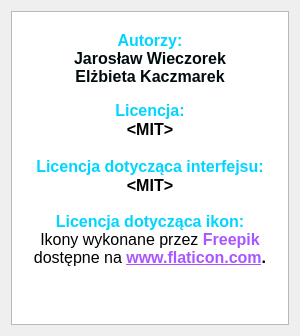
Above: JaroEliCall/gui/ui/credits.ui from jaroslaw-wieczorek/Project_IP_Telephony_Python_Voip before the change. Below: the same form after it.
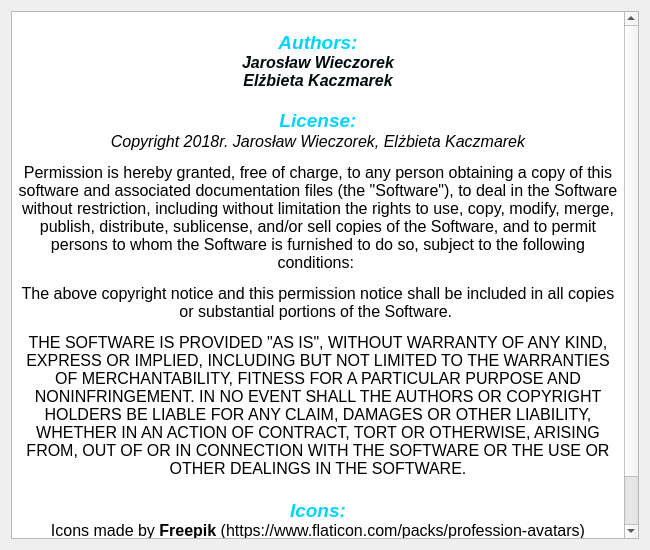
That is the form after the change.

Commit message: Rebuild interfaces

```diff
--- a/JaroEliCall/gui/ui/credits.ui
+++ b/JaroEliCall/gui/ui/credits.ui
@@ -12,14 +12,14 @@
    <rect>
     <x>0</x>
     <y>0</y>
-    <width>300</width>
-    <height>336</height>
+    <width>650</width>
+    <height>550</height>
    </rect>
   </property>
   <property name="maximumSize">
    <size>
-    <width>300</width>
-    <height>350</height>
+    <width>650</width>
+    <height>550</height>
    </size>
   </property>
   <property name="windowTitle">
@@ -40,12 +40,13 @@
 p, li { white-space: pre-wrap; }
 &lt;/style&gt;&lt;/head&gt;&lt;body style=&quot; font-family:'Noto Sans'; font-size:9pt; font-weight:400; font-style:normal;&quot;&gt;
 &lt;p align=&quot;center&quot; style=&quot;-qt-paragraph-type:empty; margin-top:0px; margin-bottom:0px; margin-left:0px; margin-right:0px; -qt-block-indent:0; text-indent:0px; font-size:10pt;&quot;&gt;&lt;br /&gt;&lt;/p&gt;
-&lt;p align=&quot;center&quot; style=&quot; margin-top:0px; margin-bottom:0px; margin-left:0px; margin-right:0px; -qt-block-indent:0; text-indent:0px;&quot;&gt;&lt;span style=&quot; font-size:12pt; font-weight:600; color:#01d5ff;&quot;&gt;Autorzy:&lt;br /&gt;&lt;/span&gt;&lt;span style=&quot; font-size:12pt; font-weight:600; color:#000b0d;&quot;&gt;Jarosław Wieczorek &lt;br /&gt;Elżbieta Kaczmarek&lt;/span&gt;&lt;/p&gt;
-&lt;p align=&quot;center&quot; style=&quot;-qt-paragraph-type:empty; margin-top:0px; margin-bottom:0px; margin-left:0px; margin-right:0px; -qt-block-indent:0; text-indent:0px; font-size:10pt;&quot;&gt;&lt;br /&gt;&lt;/p&gt;
-&lt;p align=&quot;center&quot; style=&quot; margin-top:0px; margin-bottom:0px; margin-left:0px; margin-right:0px; -qt-block-indent:0; text-indent:0px;&quot;&gt;&lt;span style=&quot; font-size:12pt; font-weight:600; color:#01d5ff;&quot;&gt;Licencja:&lt;/span&gt;&lt;/p&gt;
-&lt;p align=&quot;center&quot; style=&quot; margin-top:0px; margin-bottom:0px; margin-left:0px; margin-right:0px; -qt-block-indent:0; text-indent:0px;&quot;&gt;&lt;span style=&quot; font-size:12pt; font-weight:600; color:#000000;&quot;&gt;&amp;lt;MIT&amp;gt;&lt;/span&gt;&lt;/p&gt;
-&lt;p align=&quot;center&quot; style=&quot; margin-top:0px; margin-bottom:0px; margin-left:0px; margin-right:0px; -qt-block-indent:0; text-indent:0px;&quot;&gt;&lt;span style=&quot; font-size:12pt; font-weight:600; color:#01d5ff;&quot;&gt;&lt;br /&gt;Licencja dotycząca interfejsu:&lt;/span&gt;&lt;/p&gt;
-&lt;p align=&quot;center&quot; style=&quot; margin-top:0px; margin-bottom:0px; margin-left:0px; margin-right:0px; -qt-block-indent:0; text-indent:0px;&quot;&gt;&lt;span style=&quot; font-size:12pt; font-weight:600; color:#000000;&quot;&gt;&amp;lt;MIT&amp;gt;&lt;br /&gt;&lt;/span&gt;&lt;span style=&quot; font-size:12pt; font-weight:600; color:#01d5ff;&quot;&gt;&lt;br /&gt;Licencja dotycząca ikon:&lt;/span&gt;&lt;span style=&quot; font-size:12pt;&quot;&gt;&lt;br /&gt;Ikony wykonane przez&lt;/span&gt;&lt;span style=&quot; font-size:12pt; color:#01d5ff;&quot;&gt; &lt;/span&gt;&lt;span style=&quot; font-size:12pt; font-weight:600; color:#aa55ff;&quot;&gt;Freepik&lt;/span&gt;&lt;span style=&quot; font-size:12pt;&quot;&gt; dostępne na&lt;/span&gt;&lt;span style=&quot; font-size:12pt; font-weight:600;&quot;&gt; &lt;/span&gt;&lt;a href=&quot;www.flaticon.com&quot;&gt;&lt;span style=&quot; font-size:12pt; font-weight:600; text-decoration: underline; color:#aa55ff;&quot;&gt;www.flaticon.com&lt;/span&gt;&lt;/a&gt;&lt;span style=&quot; font-size:12pt; font-weight:600; color:#000000;&quot;&gt;.&lt;br /&gt;&lt;/span&gt;&lt;/p&gt;&lt;/body&gt;&lt;/html&gt;</string>
+&lt;p align=&quot;center&quot; style=&quot; margin-top:0px; margin-bottom:0px; margin-left:0px; margin-right:0px; -qt-block-indent:0; text-indent:0px;&quot;&gt;&lt;span style=&quot; font-size:14pt; font-weight:600; font-style:italic; color:#01d5ff;&quot;&gt;Authors:&lt;/span&gt;&lt;span style=&quot; font-size:12pt; font-weight:600; font-style:italic; color:#01d5ff;&quot;&gt;&lt;br /&gt;&lt;/span&gt;&lt;span style=&quot; font-size:12pt; font-weight:600; font-style:italic; color:#000b0d;&quot;&gt;Jarosław Wieczorek &lt;br /&gt;Elżbieta Kaczmarek&lt;/span&gt;&lt;/p&gt;
+&lt;p align=&quot;center&quot; style=&quot;-qt-paragraph-type:empty; margin-top:0px; margin-bottom:0px; margin-left:0px; margin-right:0px; -qt-block-indent:0; text-indent:0px; font-size:12pt; font-style:italic;&quot;&gt;&lt;br /&gt;&lt;/p&gt;
+&lt;p align=&quot;center&quot; style=&quot; margin-top:0px; margin-bottom:0px; margin-left:0px; margin-right:0px; -qt-block-indent:0; text-indent:0px;&quot;&gt;&lt;span style=&quot; font-size:14pt; font-weight:600; font-style:italic; color:#01d5ff;&quot;&gt;License:&lt;/span&gt;&lt;/p&gt;
+&lt;p align=&quot;center&quot; style=&quot; margin-top:0px; margin-bottom:0px; margin-left:0px; margin-right:0px; -qt-block-indent:0; text-indent:0px;&quot;&gt;&lt;span style=&quot; font-size:12pt; font-style:italic;&quot;&gt;Copyright 2018r. Jarosław Wieczorek, Elżbieta Kaczmarek&lt;/span&gt;&lt;/p&gt;
+&lt;p align=&quot;center&quot; style=&quot; margin-top:12px; margin-bottom:12px; margin-left:0px; margin-right:0px; -qt-block-indent:0; text-indent:0px;&quot;&gt;&lt;span style=&quot; font-size:12pt;&quot;&gt;Permission is hereby granted, free of charge, to any person obtaining a copy of this software and associated documentation files (the &amp;quot;Software&amp;quot;), to deal in the Software without restriction, including without limitation the rights to use, copy, modify, merge, publish, distribute, sublicense, and/or sell copies of the Software, and to permit persons to whom the Software is furnished to do so, subject to the following conditions: &lt;/span&gt;&lt;/p&gt;
+&lt;p align=&quot;center&quot; style=&quot; margin-top:12px; margin-bottom:12px; margin-left:0px; margin-right:0px; -qt-block-indent:0; text-indent:0px;&quot;&gt;&lt;span style=&quot; font-size:12pt;&quot;&gt;The above copyright notice and this permission notice shall be included in all copies or substantial portions of the Software. &lt;/span&gt;&lt;/p&gt;
+&lt;p align=&quot;center&quot; style=&quot; margin-top:12px; margin-bottom:12px; margin-left:0px; margin-right:0px; -qt-block-indent:0; text-indent:0px;&quot;&gt;&lt;span style=&quot; font-size:12pt;&quot;&gt;THE SOFTWARE IS PROVIDED &amp;quot;AS IS&amp;quot;, WITHOUT WARRANTY OF ANY KIND, EXPRESS OR IMPLIED, INCLUDING BUT NOT LIMITED TO THE WARRANTIES OF MERCHANTABILITY, FITNESS FOR A PARTICULAR PURPOSE AND NONINFRINGEMENT. IN NO EVENT SHALL THE AUTHORS OR COPYRIGHT HOLDERS BE LIABLE FOR ANY CLAIM, DAMAGES OR OTHER LIABILITY, WHETHER IN AN ACTION OF CONTRACT, TORT OR OTHERWISE, ARISING FROM, OUT OF OR IN CONNECTION WITH THE SOFTWARE OR THE USE OR OTHER DEALINGS IN THE SOFTWARE.&lt;/span&gt;&lt;span style=&quot; font-size:12pt; font-weight:600; color:#000000;&quot;&gt;&lt;br /&gt;&lt;/span&gt;&lt;span style=&quot; font-size:14pt; font-weight:600; font-style:italic; color:#01d5ff;&quot;&gt;&lt;br /&gt;Icons:&lt;/span&gt;&lt;span style=&quot; font-size:12pt;&quot;&gt;&lt;br /&gt;Icons made by &lt;/span&gt;&lt;span style=&quot; font-size:12pt; font-weight:600;&quot;&gt;Freepik&lt;/span&gt;&lt;span style=&quot; font-size:12pt;&quot;&gt; (https://www.flaticon.com/packs/profession-avatars) from &lt;/span&gt;&lt;a href=&quot;http://www.flaticon.com&quot;&gt;&lt;span style=&quot; font-size:12pt; text-decoration: underline; color:#0000ff;&quot;&gt;www.flaticon.com&lt;/span&gt;&lt;/a&gt;&lt;span style=&quot; font-size:12pt;&quot;&gt; &lt;br /&gt;&lt;/span&gt;&lt;span style=&quot; font-size:12pt; font-weight:600; color:#000000;&quot;&gt;&lt;br /&gt;&lt;/span&gt;&lt;/p&gt;&lt;/body&gt;&lt;/html&gt;</string>
      </property>
      <property name="textInteractionFlags">
       <set>Qt::LinksAccessibleByKeyboard|Qt::LinksAccessibleByMouse|Qt::TextBrowserInteraction|Qt::TextSelectableByKeyboard|Qt::TextSelectableByMouse</set>
```
The commit also changes 7 other files.
